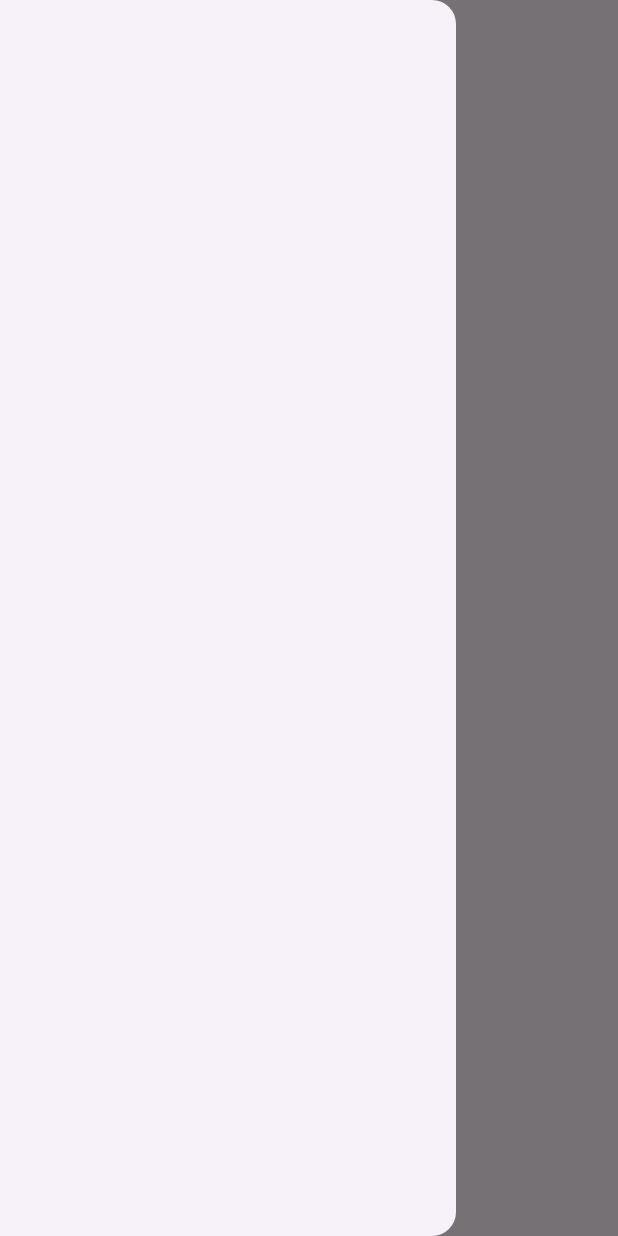
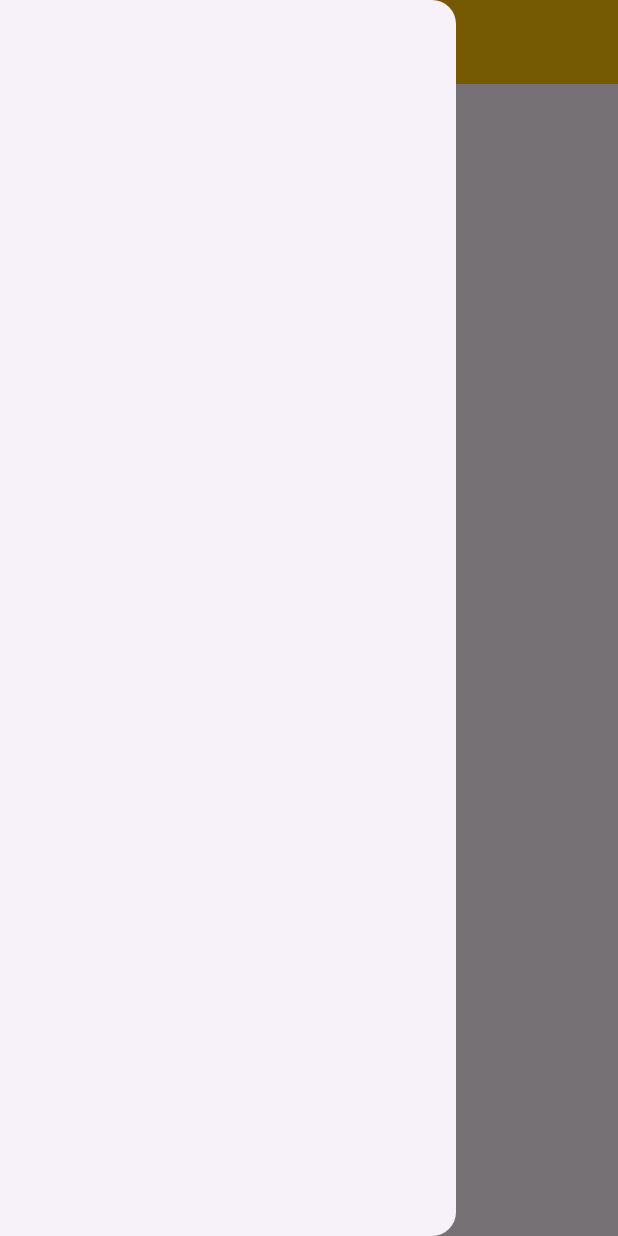
Before and after one commit to RaFiuL-RaZu/design_part, a Flutter app: the screen it shows after launch, with the side drawer open, on a phone screen of 412 x 824 dp. Run offline on Flutter 3.47's test engine with Material 3 defaults, Android fonts, the light colour scheme and no system bars.

Commit message:
first commit

```diff
--- a/lib/main.dart
+++ b/lib/main.dart
@@ -26,6 +26,7 @@ class HomeScren extends StatelessWidget{
 
     return Scaffold(
       appBar: AppBar(
+        backgroundColor: Colors.amber,
         title: Text("Normal Design"),
       ),
       drawer: Drawer(),
```
